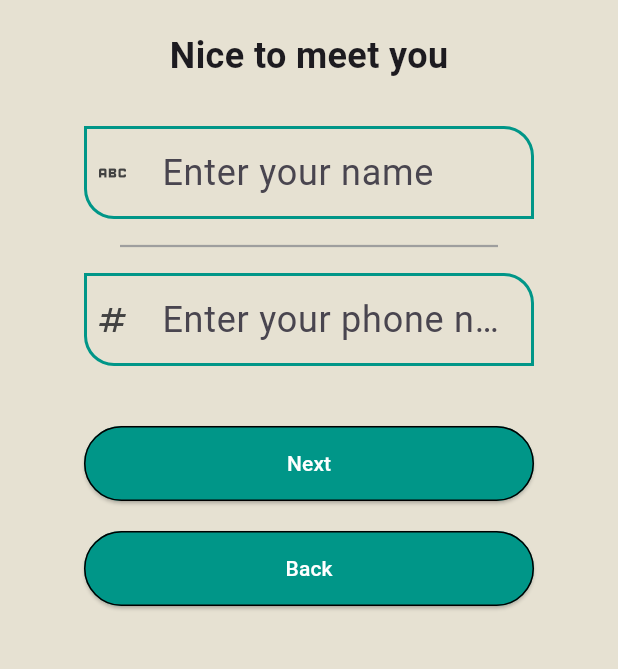
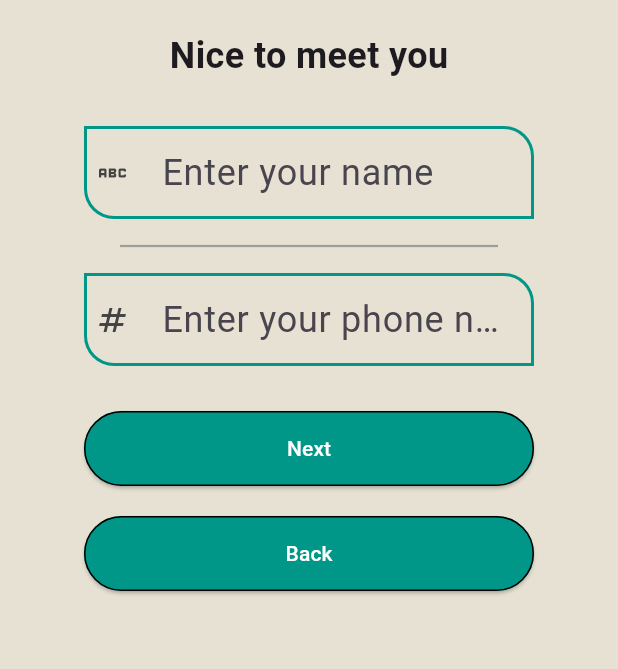
Before and after one commit to YasmineRaef/Chatting_App, a Flutter app: the SignUpScreen screen opened by its route, after a tap on "Next", on a phone screen of 412 x 824 dp, the part 480-1149 px from its top. Run offline on Flutter 3.47's test engine with Material 3 defaults, Android fonts, the phone set to English and light mode, and no system bars; our stand-ins replace chat_bubbles, gap, get, get_storage, image_picker; accounts and stored records are empty.

Commit message:
Sign Up Refactoring

```diff
--- a/lib/presentation/auth/sign_up_age.dart
+++ /dev/null
@@ -1,42 +0,0 @@
-import 'package:chatting_app/app/app_localizations.dart';
-import 'package:chatting_app/presentation/widgets/buttons.dart';
-import 'package:flutter/material.dart';
-import 'package:gap/gap.dart';
-import 'package:get/get.dart';
-
-import '../resources/app_routes.dart';
-import '../widgets/custom_text_field.dart';
-
-class SignUpAge extends StatelessWidget {
-  const SignUpAge({
-    super.key,
-    required this.pageController,
-  });
-
-  final PageController pageController;
-
-  @override
-  Widget build(BuildContext context) {
-    return SingleChildScrollView(
-      child: Column(
-        children: [
-          Text(
-            "lettyAge".translateS(context),
-            style: const TextStyle(fontSize: 24, fontWeight: FontWeight.bold),
-          ),
-          const Gap(30),
-          const CustomTextField(hintText: "age", textIcon: Icons.cake),
-          const Gap(20),
-          const Gap(20),
-          ButtonFunctions(
-              pageController: pageController,
-              firstButton: () => pageController.nextPage(
-                  duration: const Duration(seconds: 1), curve: Curves.ease),
-              secondButton: () => Get.offNamed(NamedRoutes.welcomeScreen),
-              firstText: "next",
-              secondText: "back")
-        ],
-      ),
-    );
-  }
-}
--- /dev/null
+++ b/lib/presentation/auth/sign_up_logic.dart
@@ -0,0 +1,28 @@
+// Temporary Class
+import 'package:flutter/material.dart';
+import 'package:get/get.dart';
+
+import '../resources/app_routes.dart';
+
+class SignUpLogic {
+  static int _currentIndex = 0;
+  static final pageController = PageController();
+
+  static final List<String> pagesTitle = ["lettyAge", "lettyPhone", "lettyPassword"];
+
+  static final List<List<({String hintText, IconData icon})>> signUpData = [
+    [(hintText: "age", icon: Icons.cake)],
+    [(hintText: "name", icon: Icons.abc), (hintText: "phone", icon: Icons.numbers)],
+    [(hintText: "createPass", icon: Icons.remove_red_eye), (hintText: "confirmPass", icon: Icons.remove_red_eye)],
+  ];
+
+  static void goNextPage() {
+    if (++_currentIndex >= signUpData.length) Get.offNamed(NamedRoutes.signInScreen, arguments: true);
+    pageController.nextPage(duration: const Duration(seconds: 1), curve: Curves.ease);
+  }
+
+  static void goPreviousPage() {
+    if (--_currentIndex < 0) Get.offNamed(NamedRoutes.welcomeScreen);
+    pageController.previousPage(duration: const Duration(seconds: 1), curve: Curves.ease);
+  }
+}
--- a/lib/presentation/auth/sign_up_password.dart
+++ /dev/null
@@ -1,46 +0,0 @@
-import 'package:chatting_app/app/app_localizations.dart';
-import 'package:chatting_app/presentation/auth/sign_in_screen.dart';
-import 'package:flutter/material.dart';
-import 'package:gap/gap.dart';
-import 'package:get/get.dart';
-
-import '../widgets/buttons.dart';
-import '../widgets/custom_divider.dart';
-import '../widgets/custom_text_field.dart';
-
-class SignUpPassword extends StatelessWidget {
-  const SignUpPassword({
-    super.key,
-    required this.pageController,
-  });
-
-  final PageController pageController;
-
-  @override
-  Widget build(BuildContext context) {
-    return SingleChildScrollView(
-      child: Column(
-        children: [
-          Text("lettyPassword".translateS(context),
-              style:
-                  const TextStyle(fontSize: 24, fontWeight: FontWeight.bold)),
-          const Gap(30),
-          const CustomTextField(
-              hintText: "createPass", textIcon: Icons.remove_red_eye),
-          const CustomDivider(20),
-          const CustomTextField(
-              hintText: "confirmPass", textIcon: Icons.remove_red_eye),
-          const Gap(30),
-          ButtonFunctions(
-              pageController: pageController,
-              firstButton: () =>
-                  Get.off(() => const SignInScreen(isNewMember: true)),
-              secondButton: () => pageController.previousPage(
-                  duration: const Duration(seconds: 1), curve: Curves.ease),
-              firstText: "signUp",
-              secondText: "back")
-        ],
-      ),
-    );
-  }
-}
--- a/lib/presentation/auth/sign_up_phone.dart
+++ /dev/null
@@ -1,42 +0,0 @@
-import 'package:chatting_app/app/app_localizations.dart';
-import 'package:chatting_app/presentation/widgets/buttons.dart';
-import 'package:flutter/material.dart';
-import 'package:gap/gap.dart';
-
-import '../widgets/custom_divider.dart';
-import '../widgets/custom_text_field.dart';
-
-class SignUpPhone extends StatelessWidget {
-  const SignUpPhone({
-    super.key,
-    required this.pageController,
-  });
-
-  final PageController pageController;
-
-  @override
-  Widget build(BuildContext context) {
-    return SingleChildScrollView(
-      child: Column(
-        children: [
-          Text("lettyPhone".translateS(context),
-              style:
-                  const TextStyle(fontSize: 24, fontWeight: FontWeight.bold)),
-          const Gap(30),
-          const CustomTextField(hintText: "name", textIcon: Icons.abc),
-          const CustomDivider(),
-          const CustomTextField(hintText: "phone", textIcon: Icons.numbers),
-          const Gap(40),
-          ButtonFunctions(
-              pageController: pageController,
-              firstButton: () => pageController.nextPage(
-                  duration: const Duration(seconds: 1), curve: Curves.ease),
-              secondButton: () => pageController.previousPage(
-                  duration: const Duration(seconds: 1), curve: Curves.ease),
-              firstText: "next",
-              secondText: "back")
-        ],
-      ),
-    );
-  }
-}
--- /dev/null
+++ b/lib/presentation/auth/sign_up_screen.dart
@@ -0,0 +1,53 @@
+import 'package:flutter/material.dart';
+import 'package:gap/gap.dart';
+
+import '../../app/app_localizations.dart';
+import '../resources/app_assets.dart';
+import '../resources/theme_manager.dart';
+import '../widgets/custom_divider.dart';
+import '../widgets/custom_text_field.dart';
+import 'sign_up_logic.dart';
+
+class SignUpScreen extends StatefulWidget {
+  const SignUpScreen({super.key});
+
+  @override
+  State<SignUpScreen> createState() => _SignUpScreenState();
+}
+
+class _SignUpScreenState extends State<SignUpScreen> {
+  @override
+  Widget build(BuildContext context) {
+    return Scaffold(
+      body: PageView.builder(
+        controller: SignUpLogic.pageController,
+        itemCount: SignUpLogic.signUpData.length,
+        itemBuilder: (_, index) => SingleChildScrollView(
+          child: Column(
+            children: [
+              const Gap(20),
+              Image(height: 300, image: AppTheme.isLightMode ? const AssetImage(AppAssets.lettuceLight) : const AssetImage(AppAssets.lettuceDark)),
+              const Gap(20),
+              Text(SignUpLogic.pagesTitle[index].translateS(context), style: const TextStyle(fontSize: 24, fontWeight: FontWeight.bold)),
+              const Gap(30),
+
+              // TextFields
+              for (int i = 0; i < SignUpLogic.signUpData[index].length; ++i) ...[
+                CustomTextField(hintText: SignUpLogic.signUpData[index][i].hintText, textIcon: SignUpLogic.signUpData[index][i].icon),
+                i == 0 && SignUpLogic.signUpData[index].length > 1 ? const CustomDivider() : const SizedBox.shrink()
+              ],
+              const Gap(30),
+
+              // Next & Back Buttons
+              ElevatedButton(
+                  onPressed: SignUpLogic.goNextPage,
+                  child: Text(((index == SignUpLogic.signUpData.length - 1) ? "signIn" : "next").translateS(context))),
+              const Gap(20),
+              ElevatedButton(onPressed: SignUpLogic.goPreviousPage, child: Text("back".translateS(context)))
+            ],
+          ),
+        ),
+      ),
+    );
+  }
+}
--- a/lib/presentation/resources/app_routes.dart
+++ b/lib/presentation/resources/app_routes.dart
@@ -5,7 +5,7 @@ import '../screens/chats_screen.dart';
 import '../screens/chatting_screen.dart';
 import '../screens/profile_screen.dart';
 import '../screens/settings_screen.dart';
-import '../screens/sign_up_screen.dart';
+import '../auth/sign_up_screen.dart';
 import '../screens/welcome_screen.dart';
 
 class NamedRoutes {
--- a/lib/presentation/resources/theme_manager.dart
+++ b/lib/presentation/resources/theme_manager.dart
@@ -5,6 +5,8 @@ import '../../data/get_storage.dart';
 
 class AppTheme {
   static ThemeMode themeMode = currentThemeMode;
+
+  static bool get isLightMode => AppTheme.themeMode == ThemeMode.light;
 
   static ThemeData getLightTheme() {
     return ThemeData(
@@ -18,8 +20,7 @@ class AppTheme {
       ),
 
       //
-      dividerTheme: const DividerThemeData(
-          color: Colors.grey, thickness: 1.5, indent: 80, endIndent: 80),
+      dividerTheme: const DividerThemeData(color: Colors.grey, thickness: 1.5, indent: 80, endIndent: 80),
 
       //
       textTheme: const TextTheme(
@@ -34,11 +35,8 @@ class AppTheme {
       // TextFormField
       inputDecorationTheme: const InputDecorationTheme(
         prefixIconColor: Colors.black,
-        border: OutlineInputBorder(
-            borderRadius: BorderRadius.all(Radius.circular(20))),
-        focusedBorder: OutlineInputBorder(
-            borderSide: BorderSide(color: Colors.teal),
-            borderRadius: BorderRadius.all(Radius.circular(20))),
+        border: OutlineInputBorder(borderRadius: BorderRadius.all(Radius.circular(20))),
+        focusedBorder: OutlineInputBorder(borderSide: BorderSide(color: Colors.teal), borderRadius: BorderRadius.all(Radius.circular(20))),
       ),
 
       // ElevatedButton
@@ -53,9 +51,7 @@ class AppTheme {
 
       // ListTile
       listTileTheme: const ListTileThemeData(
-        shape: RoundedRectangleBorder(
-            side: BorderSide(color: Colors.teal, width: 2),
-            borderRadius: BorderRadius.all(Radius.circular(20))),
+        shape: RoundedRectangleBorder(side: BorderSide(color: Colors.teal, width: 2), borderRadius: BorderRadius.all(Radius.circular(20))),
       ),
     );
   }
@@ -70,8 +66,7 @@ class AppTheme {
         toolbarHeight: 70,
         backgroundColor: Colors.teal,
       ),
-      dividerTheme: const DividerThemeData(
-          color: Colors.black, thickness: 1, indent: 80, endIndent: 80),
+      dividerTheme: const DividerThemeData(color: Colors.black, thickness: 1, indent: 80, endIndent: 80),
       //
       textTheme: const TextTheme(
         bodySmall: TextStyle(fontSize: 18, color: Colors.black),
@@ -86,11 +81,8 @@ class AppTheme {
         filled: true,
         prefixIconColor: Colors.black,
         fillColor: Color.fromRGBO(224, 224, 224, 1),
-        border: OutlineInputBorder(
-            borderRadius: BorderRadius.all(Radius.circular(20))),
-        focusedBorder: OutlineInputBorder(
-            borderSide: BorderSide(color: Colors.teal),
-            borderRadius: BorderRadius.all(Radius.circular(20))),
+        border: OutlineInputBorder(borderRadius: BorderRadius.all(Radius.circular(20))),
+        focusedBorder: OutlineInputBorder(borderSide: BorderSide(color: Colors.teal), borderRadius: BorderRadius.all(Radius.circular(20))),
       ),
 
       // ElevatedButton
@@ -105,13 +97,10 @@ class AppTheme {
 
       // ListTile
       listTileTheme: const ListTileThemeData(
-        shape: RoundedRectangleBorder(
-            side: BorderSide(color: Colors.teal, width: 2),
-            borderRadius: BorderRadius.all(Radius.circular(20))),
+        shape: RoundedRectangleBorder(side: BorderSide(color: Colors.teal, width: 2), borderRadius: BorderRadius.all(Radius.circular(20))),
       ),
     );
   }
 
-  static void changeThemeMode() => Get.changeThemeMode(themeMode =
-      (themeMode == ThemeMode.light ? ThemeMode.dark : ThemeMode.light));
+  static void changeThemeMode() => Get.changeThemeMode(themeMode = (themeMode == ThemeMode.light ? ThemeMode.dark : ThemeMode.light));
 }
--- a/lib/presentation/screens/sign_up_screen.dart
+++ /dev/null
@@ -1,48 +0,0 @@
-import 'package:flutter/material.dart';
-import 'package:gap/gap.dart';
-
-import '../auth/sign_up_age.dart';
-import '../auth/sign_up_password.dart';
-import '../auth/sign_up_phone.dart';
-import '../resources/app_assets.dart';
-import '../resources/theme_manager.dart';
-
-class SignUpScreen extends StatefulWidget {
-  const SignUpScreen({super.key});
-
-  @override
-  State<SignUpScreen> createState() => _SignUpScreenState();
-}
-
-class _SignUpScreenState extends State<SignUpScreen> {
-  final pageController = PageController(initialPage: 0);
-
-  @override
-  Widget build(BuildContext context) {
-    return Scaffold(
-      body: Center(
-        child: Column(
-          children: [
-            const Gap(20),
-            Image(
-              height: 300,
-              image: AppTheme.themeMode == ThemeMode.light
-                  ? const AssetImage(AppAssets.lettuceLight)
-                  : const AssetImage(AppAssets.lettuceDark),
-            ),
-            const Gap(20),
-            Expanded(
-                child: PageView(
-              controller: pageController,
-              children: [
-                SignUpAge(pageController: pageController),
-                SignUpPhone(pageController: pageController),
-                SignUpPassword(pageController: pageController),
-              ],
-            )),
-          ],
-        ),
-      ),
-    );
-  }
-}
--- a/lib/presentation/widgets/buttons.dart
+++ b/lib/presentation/widgets/buttons.dart
@@ -1,5 +1,4 @@
 import 'package:flutter/material.dart';
-import 'package:gap/gap.dart';
 import 'package:get/get.dart';
 
 import '../../app/app_localizations.dart';
@@ -21,40 +20,7 @@ class GoToButton extends StatelessWidget {
   Widget build(BuildContext context) {
     return ElevatedButton(
       onPressed: () => Get.offNamed(directedPage, arguments: _manageSignIn()),
-      child: Text(text.translateS(context),
-          style: Theme.of(context).textTheme.bodySmall),
+      child: Text(text.translateS(context), style: Theme.of(context).textTheme.bodySmall),
     );
   }
 }
-
-class ButtonFunctions extends StatelessWidget {
-  const ButtonFunctions({
-    super.key,
-    required this.pageController,
-    required this.firstButton,
-    required this.secondButton,
-    required this.firstText,
-    required this.secondText,
-  });
-  final Function firstButton;
-  final String firstText;
-  final String secondText;
-  final Function secondButton;
-
-  final PageController pageController;
-
-  @override
-  Widget build(BuildContext context) {
-    return Column(
-      children: [
-        ElevatedButton(
-            onPressed: () => firstButton(),
-            child: Text(firstText.translateS(context))),
-        const Gap(20),
-        ElevatedButton(
-            onPressed: () => secondButton(),
-            child: Text(secondText.translateS(context)))
-      ],
-    );
-  }
-}
```
